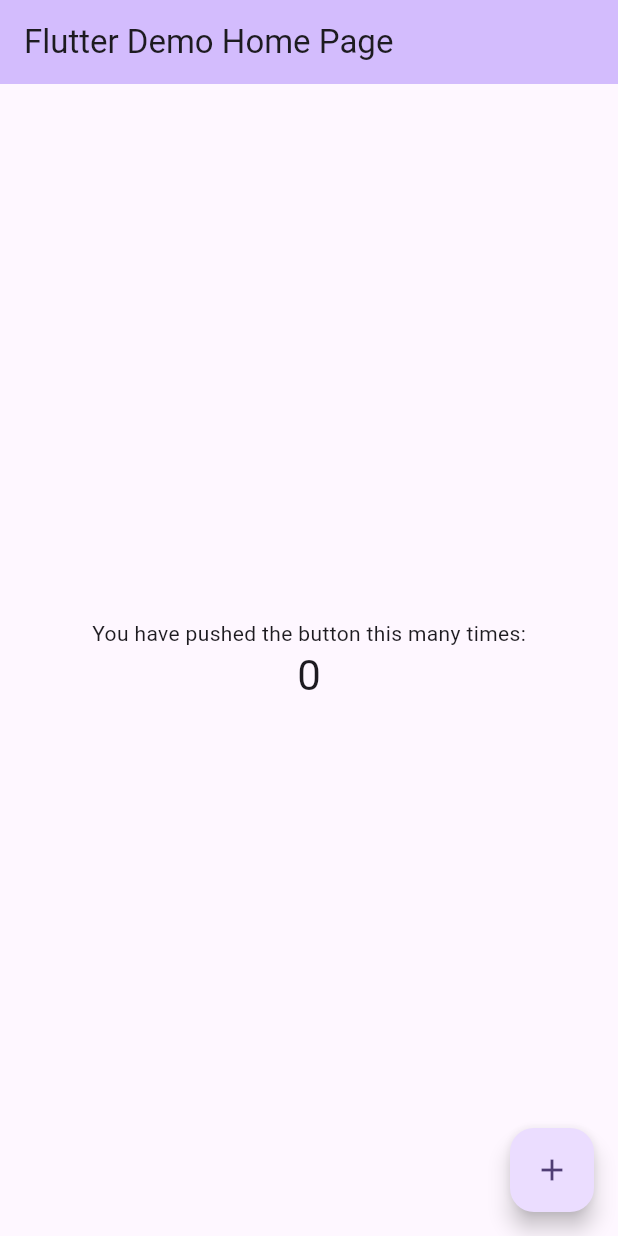
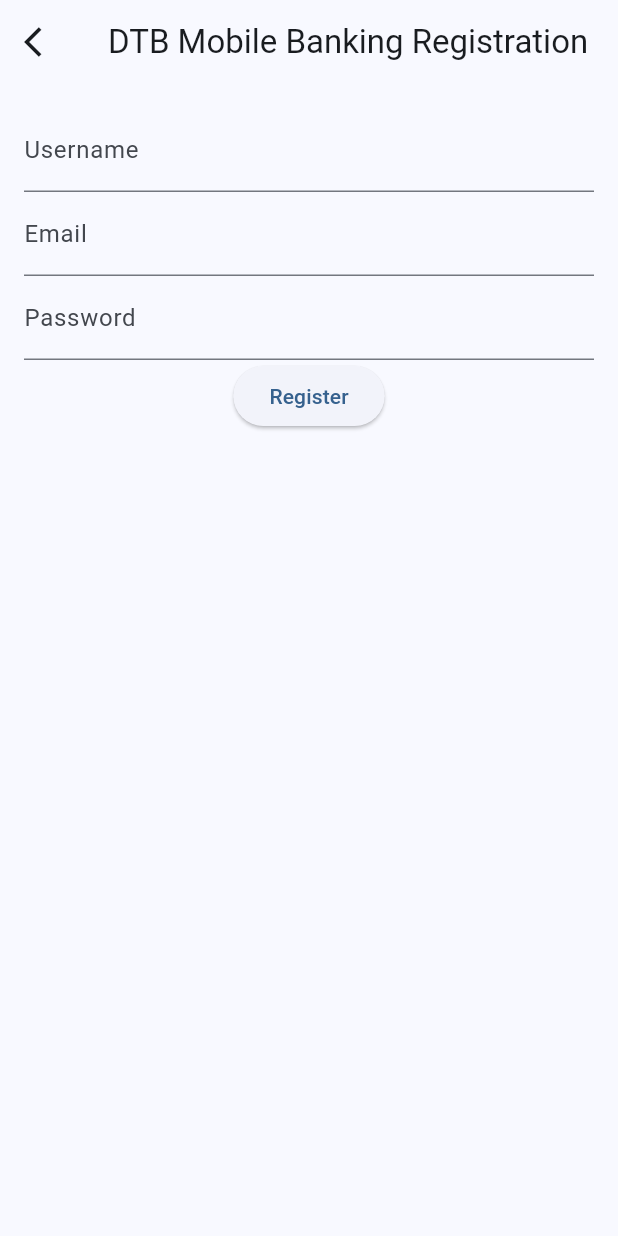
Before and after one commit to MaliqourHuncho254/DBT_flutter, a Flutter app: the screen it shows after launch, on a phone screen of 412 x 824 dp. Run offline on Flutter 3.47's test engine with Material 3 defaults, Android fonts, the phone set to English and light mode, and no system bars.

Commit message:
Creation of Register file

```diff
--- a/lib/main.dart
+++ b/lib/main.dart
@@ -1,125 +1,50 @@
 import 'package:flutter/material.dart';
+import 'register_component.dart'; // Assuming register_component.dart contains the improved RegisterComponent
 
 void main() {
   runApp(const MyApp());
 }
 
 class MyApp extends StatelessWidget {
-  const MyApp({super.key});
+  const MyApp({Key? key}) : super(key: key);
 
-  // This widget is the root of your application.
   @override
   Widget build(BuildContext context) {
     return MaterialApp(
-      title: 'Flutter Demo',
+      title: 'DTB Mobile Banking',
       theme: ThemeData(
-        // This is the theme of your application.
-        //
-        // TRY THIS: Try running your application with "flutter run". You'll see
-        // the application has a purple toolbar. Then, without quitting the app,
-        // try changing the seedColor in the colorScheme below to Colors.green
-        // and then invoke "hot reload" (save your changes or press the "hot
-        // reload" button in a Flutter-supported IDE, or press "r" if you used
-        // the command line to start the app).
-        //
-        // Notice that the counter didn't reset back to zero; the application
-        // state is not lost during the reload. To reset the state, use hot
-        // restart instead.
-        //
-        // This works for code too, not just values: Most code changes can be
-        // tested with just a hot reload.
-        colorScheme: ColorScheme.fromSeed(seedColor: Colors.deepPurple),
+        colorScheme: ColorScheme.fromSeed(seedColor: Colors.blue),
         useMaterial3: true,
       ),
-      home: const MyHomePage(title: 'Flutter Demo Home Page'),
+      home: const RegisterPage(),
     );
   }
 }
 
-class MyHomePage extends StatefulWidget {
-  const MyHomePage({super.key, required this.title});
-
-  // This widget is the home page of your application. It is stateful, meaning
-  // that it has a State object (defined below) that contains fields that affect
-  // how it looks.
-
-  // This class is the configuration for the state. It holds the values (in this
-  // case the title) provided by the parent (in this case the App widget) and
-  // used by the build method of the State. Fields in a Widget subclass are
-  // always marked "final".
-
-  final String title;
+class RegisterPage extends StatefulWidget {
+  const RegisterPage({Key? key}) : super(key: key);
 
   @override
-  State<MyHomePage> createState() => _MyHomePageState();
+  State<RegisterPage> createState() => _RegisterPageState();
 }
 
-class _MyHomePageState extends State<MyHomePage> {
-  int _counter = 0;
-
-  void _incrementCounter() {
-    setState(() {
-      // This call to setState tells the Flutter framework that something has
-      // changed in this State, which causes it to rerun the build method below
-      // so that the display can reflect the updated values. If we changed
-      // _counter without calling setState(), then the build method would not be
-      // called again, and so nothing would appear to happen.
-      _counter++;
-    });
-  }
-
+class _RegisterPageState extends State<RegisterPage> {
   @override
   Widget build(BuildContext context) {
-    // This method is rerun every time setState is called, for instance as done
-    // by the _incrementCounter method above.
-    //
-    // The Flutter framework has been optimized to make rerunning build methods
-    // fast, so that you can just rebuild anything that needs updating rather
-    // than having to individually change instances of widgets.
     return Scaffold(
       appBar: AppBar(
-        // TRY THIS: Try changing the color here to a specific color (to
-        // Colors.amber, perhaps?) and trigger a hot reload to see the AppBar
-        // change color while the other colors stay the same.
-        backgroundColor: Theme.of(context).colorScheme.inversePrimary,
-        // Here we take the value from the MyHomePage object that was created by
-        // the App.build method, and use it to set our appbar title.
-        title: Text(widget.title),
+        leading: IconButton(
+          icon: const Icon(Icons.arrow_back_ios),
+          onPressed: () {
+            // Handle back button press (e.g., navigate to a previous page)
+          },
+        ),
+        title: const Text('DTB Mobile Banking Registration'),
       ),
-      body: Center(
-        // Center is a layout widget. It takes a single child and positions it
-        // in the middle of the parent.
-        child: Column(
-          // Column is also a layout widget. It takes a list of children and
-          // arranges them vertically. By default, it sizes itself to fit its
-          // children horizontally, and tries to be as tall as its parent.
-          //
-          // Column has various properties to control how it sizes itself and
-          // how it positions its children. Here we use mainAxisAlignment to
-          // center the children vertically; the main axis here is the vertical
-          // axis because Columns are vertical (the cross axis would be
-          // horizontal).
-          //
-          // TRY THIS: Invoke "debug painting" (choose the "Toggle Debug Paint"
-          // action in the IDE, or press "p" in the console), to see the
-          // wireframe for each widget.
-          mainAxisAlignment: MainAxisAlignment.center,
-          children: <Widget>[
-            const Text(
-              'You have pushed the button this many times:',
-            ),
-            Text(
-              '$_counter',
-              style: Theme.of(context).textTheme.headlineMedium,
-            ),
-          ],
-        ),
+      body: Padding(
+        padding: const EdgeInsets.all(16.0),
+        child: RegisterComponent(),
       ),
-      floatingActionButton: FloatingActionButton(
-        onPressed: _incrementCounter,
-        tooltip: 'Increment',
-        child: const Icon(Icons.add),
-      ), // This trailing comma makes auto-formatting nicer for build methods.
     );
   }
 }
--- /dev/null
+++ b/lib/register_component.dart
@@ -0,0 +1,74 @@
+import 'package:flutter/material.dart';
+
+class RegisterComponent extends StatefulWidget {
+  const RegisterComponent({Key? key}) : super(key: key);
+
+  @override
+  State<RegisterComponent> createState() => _RegisterComponentState();
+}
+
+class _RegisterComponentState extends State<RegisterComponent> {
+  final _formKey = GlobalKey<FormState>(); // Create a form key
+  String _username = ""; // String to store username
+  String _email = ""; // String to store email
+  String _password = ""; // String to store password
+
+  @override
+  Widget build(BuildContext context) {
+    return Form(
+      key: _formKey, // Assign the form key
+      child: Column(
+        children: [
+          TextFormField(
+            decoration: const InputDecoration(
+              labelText: "Username",
+            ),
+            validator: (value) {
+              if (value == null || value.isEmpty) {
+                return "Please enter a username";
+              }
+              return null; // Return null for valid input
+            },
+            onChanged: (value) => setState(() => _username = value), // Update username on change
+          ),
+          TextFormField(
+            decoration: const InputDecoration(
+              labelText: "Email",
+            ),
+            validator: (value) {
+              if (value == null || value.isEmpty) {
+                return "Please enter an email";
+              } else if (!value.contains("@")) {
+                return "Please enter a valid email";
+              }
+              return null; // Return null for valid input
+            },
+            onChanged: (value) => setState(() => _email = value), // Update email on change
+          ),
+          TextFormField(
+            decoration: const InputDecoration(
+              labelText: "Password",
+            ),
+            obscureText: true, // Hide password characters
+            validator: (value) {
+              if (value == null || value.isEmpty) {
+                return "Please enter a password";
+              }
+              return null; // Return null for valid input
+            },
+            onChanged: (value) => setState(() => _password = value), // Update password on change
+          ),
+          ElevatedButton(
+            onPressed: () {
+              if (_formKey.currentState!.validate()) {
+                // Handle form submission logic here (e.g., call a registration API)
+                print("Username: $_username, Email: $_email, Password: $_password"); // Placeholder for registration logic
+              }
+            },
+            child: const Text("Register"),
+          ),
+        ],
+      ),
+    );
+  }
+}
```
Also changed, not shown: lib/register.dart (deleted).
